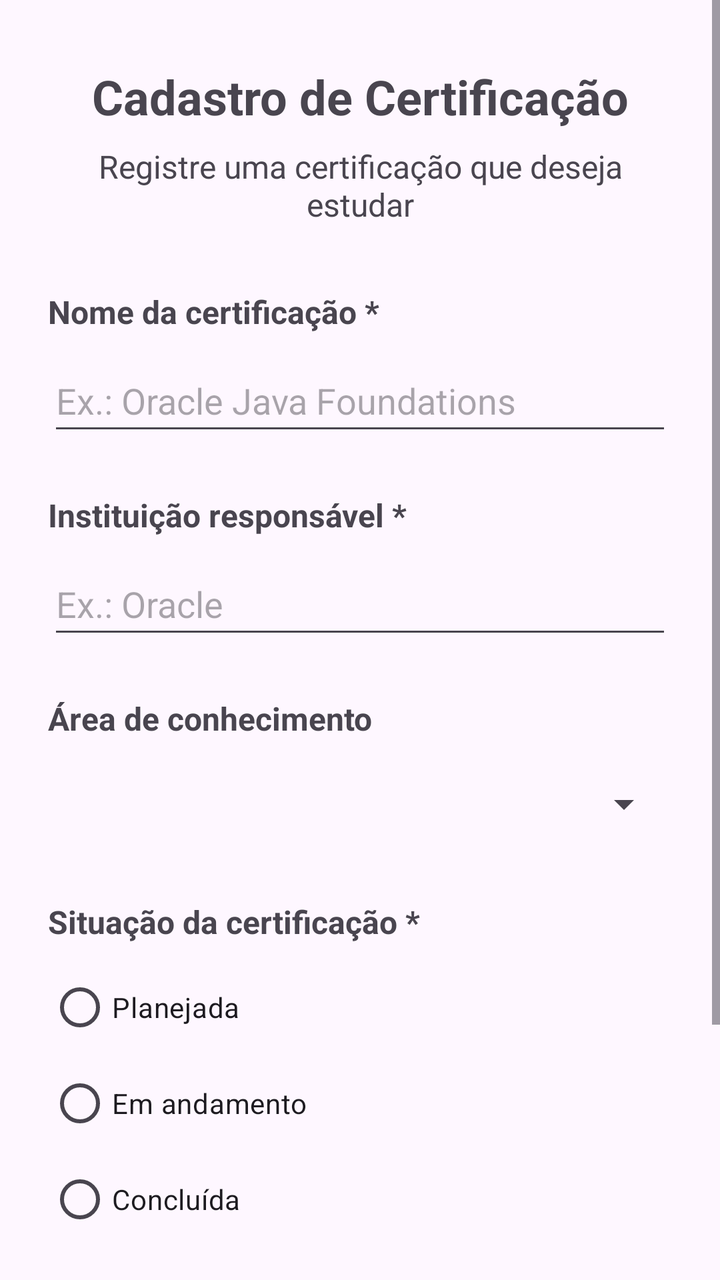
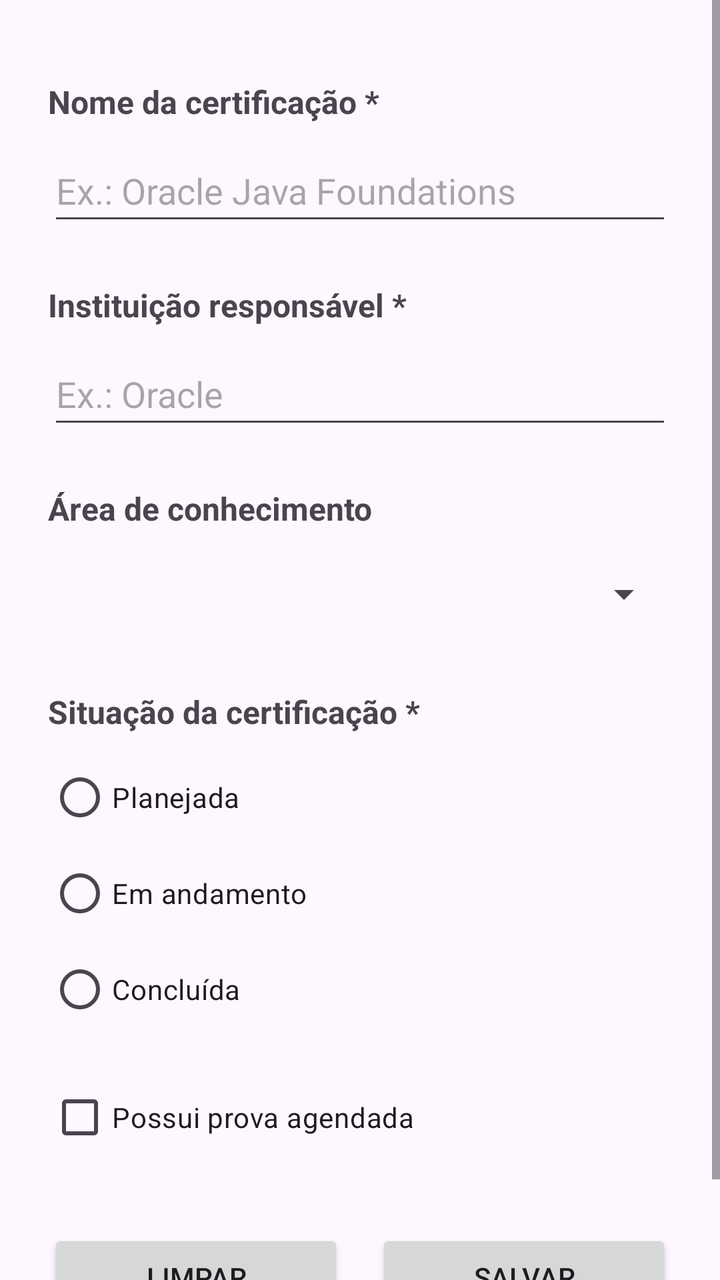

The first picture is an Android layout as it rendered before a commit; the second is the same layout after the commit. The layout source and the unified diff follow.
<!-- AndroidManifest.xml: application theme Theme.AppEstudos -->
<!-- res/layout/activity_main.xml -->
<?xml version="1.0" encoding="utf-8"?>
<ScrollView xmlns:android="http://schemas.android.com/apk/res/android"
    android:id="@+id/main"
    android:layout_width="match_parent"
    android:layout_height="match_parent"
    android:fillViewport="true"
    android:fitsSystemWindows="true">


    <LinearLayout
        android:layout_width="match_parent"
        android:layout_height="wrap_content"
        android:orientation="vertical"
        android:paddingStart="24dp"
        android:paddingTop="32dp"
        android:paddingEnd="24dp"
        android:paddingBottom="32dp">

        <TextView
            android:id="@+id/textViewTitulo"
            android:layout_width="match_parent"
            android:layout_height="wrap_content"
            android:gravity="center"
            android:text="@string/titulo_cadastro"
            android:textSize="24sp"
            android:textStyle="bold" />

        <TextView
            android:id="@+id/textViewSubtitulo"
            android:layout_width="match_parent"
            android:layout_height="wrap_content"
            android:layout_marginTop="8dp"
            android:gravity="center"
            android:text="@string/subtitulo_cadastro"
            android:textSize="16sp" />

        <TextView
            android:id="@+id/textViewNome"
            android:layout_width="match_parent"
            android:layout_height="wrap_content"
            android:layout_marginTop="32dp"
            android:labelFor="@id/editTextNome"
            android:text="@string/label_nome"
            android:textSize="16sp"
            android:textStyle="bold" />

        <EditText
            android:id="@+id/editTextNome"
            android:layout_width="match_parent"
            android:layout_height="wrap_content"
            android:layout_marginTop="8dp"
            android:autofillHints="none"
            android:hint="@string/hint_nome"
            android:inputType="textCapWords"
            android:maxLines="1"
            android:minHeight="48dp" />

        <TextView
            android:id="@+id/textViewInstituicao"
            android:layout_width="match_parent"
            android:layout_height="wrap_content"
            android:layout_marginTop="24dp"
            android:labelFor="@id/editTextInstituicao"
            android:text="@string/label_instituicao"
            android:textSize="16sp"
            android:textStyle="bold" />

        <EditText
            android:id="@+id/editTextInstituicao"
            android:layout_width="match_parent"
            android:layout_height="wrap_content"
            android:layout_marginTop="8dp"
            android:autofillHints="none"
            android:hint="@string/hint_instituicao"
            android:inputType="textCapWords"
            android:maxLines="1"
            android:minHeight="48dp" />

        <TextView
            android:id="@+id/textViewArea"
            android:layout_width="match_parent"
            android:layout_height="wrap_content"
            android:layout_marginTop="24dp"
            android:labelFor="@id/spinnerArea"
            android:text="@string/label_area"
            android:textSize="16sp"
            android:textStyle="bold" />

        <Spinner
            android:id="@+id/spinnerArea"
            android:layout_width="match_parent"
            android:layout_height="wrap_content"
            android:layout_marginTop="8dp"
            android:minHeight="48dp"
            android:spinnerMode="dropdown" />

        <TextView
            android:id="@+id/textViewSituacao"
            android:layout_width="match_parent"
            android:layout_height="wrap_content"
            android:layout_marginTop="24dp"
            android:text="@string/label_situacao"
            android:textSize="16sp"
            android:textStyle="bold" />

        <RadioGroup
            android:id="@+id/radioGroupSituacao"
            android:layout_width="match_parent"
            android:layout_height="wrap_content"
            android:layout_marginTop="8dp"
            android:orientation="vertical">

            <RadioButton
                android:id="@+id/radioButtonPlanejada"
                android:layout_width="match_parent"
                android:layout_height="wrap_content"
                android:minHeight="48dp"
                android:text="@string/situacao_planejada" />

            <RadioButton
                android:id="@+id/radioButtonAndamento"
                android:layout_width="match_parent"
                android:layout_height="wrap_content"
                android:minHeight="48dp"
                android:text="@string/situacao_andamento" />

            <RadioButton
                android:id="@+id/radioButtonConcluida"
                android:layout_width="match_parent"
                android:layout_height="wrap_content"
                android:minHeight="48dp"
                android:text="@string/situacao_concluida" />

        </RadioGroup>

        <CheckBox
            android:id="@+id/checkBoxProvaAgendada"
            android:layout_width="match_parent"
            android:layout_height="wrap_content"
            android:layout_marginTop="16dp"
            android:minHeight="48dp"
            android:text="@string/possui_prova" />

        <LinearLayout
            android:layout_width="match_parent"
            android:layout_height="wrap_content"
            android:layout_marginTop="32dp"
            android:orientation="horizontal">

            <Button
                android:id="@+id/buttonLimpar"
                android:layout_width="0dp"
                android:layout_height="wrap_content"
                android:layout_marginEnd="8dp"
                android:layout_weight="1"
                android:text="@string/botao_limpar" />

            <Button
                android:id="@+id/buttonSalvar"
                android:layout_width="0dp"
                android:layout_height="wrap_content"
                android:layout_marginStart="8dp"
                android:layout_weight="1"
                android:text="@string/botao_salvar" />

        </LinearLayout>

    </LinearLayout>

</ScrollView>
<!-- resources referenced by this layout -->
<resources>
  <string name="botao_limpar">Limpar</string>
  <string name="botao_salvar">Salvar</string>
  <string name="hint_instituicao">Ex.: Oracle</string>
  <string name="hint_nome">Ex.: Oracle Java Foundations</string>
  <string name="label_area">Área de conhecimento</string>
  <string name="label_instituicao">Instituição responsável *</string>
  <string name="label_nome">Nome da certificação *</string>
  <string name="label_situacao">Situação da certificação *</string>
  <string name="possui_prova">Possui prova agendada</string>
  <string name="situacao_andamento">Em andamento</string>
  <string name="situacao_concluida">Concluída</string>
  <string name="situacao_planejada">Planejada</string>
  <string name="subtitulo_cadastro">Registre uma certificação que deseja estudar</string>
  <string name="titulo_cadastro">Cadastro de Certificação</string>
  <style name="Theme.AppEstudos" parent="Base.Theme.AppEstudos" />
  <style name="Base.Theme.AppEstudos" parent="Theme.Material3.DayNight">
          
          
  
          <item name="android:statusBarColor">@android:color/transparent</item>
          <item name="android:windowTranslucentStatus">true</item>
      </style>
</resources>

<!-- the commit's change to res/layout/activity_main.xml (unified diff, before → after) -->
@@ -12,27 +12,9 @@
         android:layout_height="wrap_content"
         android:orientation="vertical"
         android:paddingStart="24dp"
-        android:paddingTop="32dp"
+        android:paddingTop="8dp"
         android:paddingEnd="24dp"
         android:paddingBottom="32dp">
-
-        <TextView
-            android:id="@+id/textViewTitulo"
-            android:layout_width="match_parent"
-            android:layout_height="wrap_content"
-            android:gravity="center"
-            android:text="@string/titulo_cadastro"
-            android:textSize="24sp"
-            android:textStyle="bold" />
-
-        <TextView
-            android:id="@+id/textViewSubtitulo"
-            android:layout_width="match_parent"
-            android:layout_height="wrap_content"
-            android:layout_marginTop="8dp"
-            android:gravity="center"
-            android:text="@string/subtitulo_cadastro"
-            android:textSize="16sp" />
 
         <TextView
             android:id="@+id/textViewNome"
<!-- resource entries referenced after the edit -->
@@ -12,8 +12,6 @@
   <string name="situacao_andamento">Em andamento</string>
   <string name="situacao_concluida">Concluída</string>
   <string name="situacao_planejada">Planejada</string>
-  <string name="subtitulo_cadastro">Registre uma certificação que deseja estudar</string>
-  <string name="titulo_cadastro">Cadastro de Certificação</string>
   <style name="Theme.AppEstudos" parent="Base.Theme.AppEstudos" />
   <style name="Base.Theme.AppEstudos" parent="Theme.Material3.DayNight">
           
